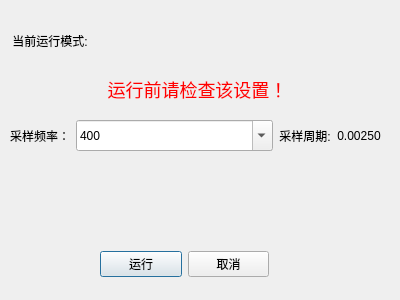
whjdark/Happy-Drive, file runconfig/runconfigdialog.ui: the form before one commit.
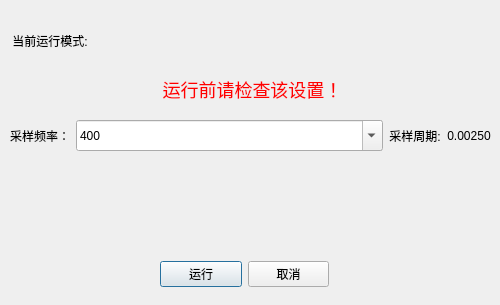
The form after the commit. Icons and pictures are not drawn.

```diff
--- a/runconfig/runconfigdialog.ui
+++ b/runconfig/runconfigdialog.ui
@@ -6,8 +6,8 @@
    <rect>
     <x>0</x>
     <y>0</y>
-    <width>400</width>
-    <height>300</height>
+    <width>500</width>
+    <height>305</height>
    </rect>
   </property>
   <property name="windowTitle">
@@ -22,7 +22,7 @@
     <rect>
      <x>10</x>
      <y>120</y>
-     <width>371</width>
+     <width>481</width>
      <height>31</height>
     </rect>
    </property>
@@ -160,7 +160,7 @@
     <rect>
      <x>12</x>
      <y>12</y>
-     <width>371</width>
+     <width>481</width>
      <height>91</height>
     </rect>
    </property>
@@ -259,8 +259,8 @@
   <widget class="QWidget" name="layoutWidget">
    <property name="geometry">
     <rect>
-     <x>100</x>
-     <y>250</y>
+     <x>160</x>
+     <y>260</y>
      <width>169</width>
      <height>29</height>
     </rect>
```
